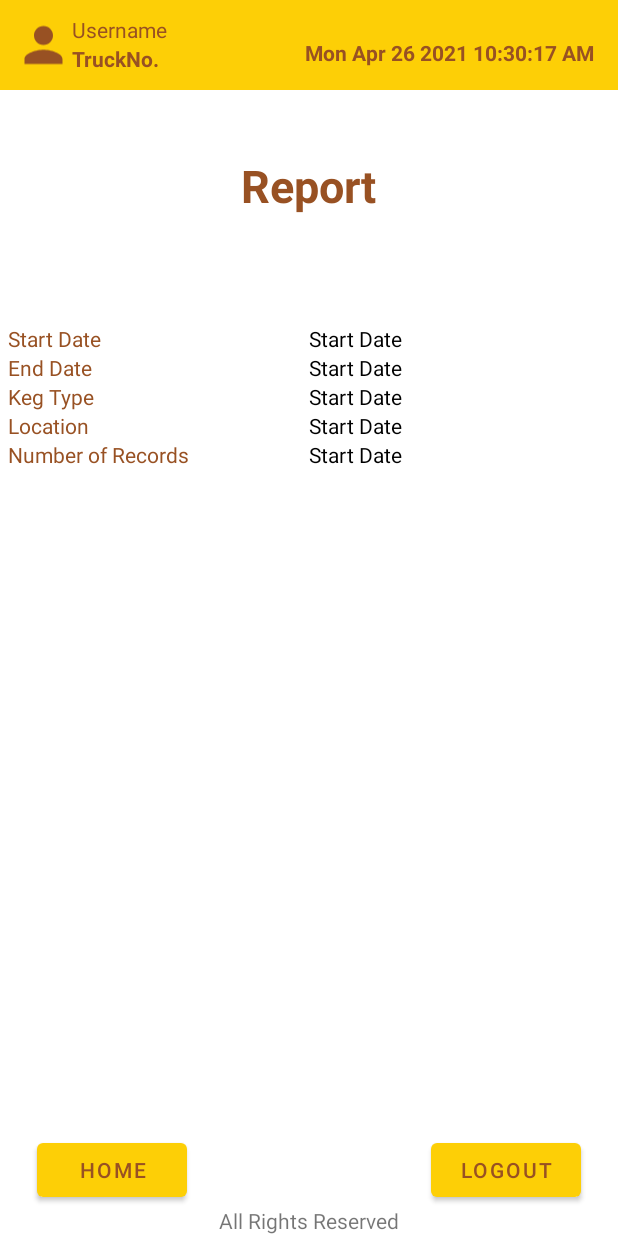
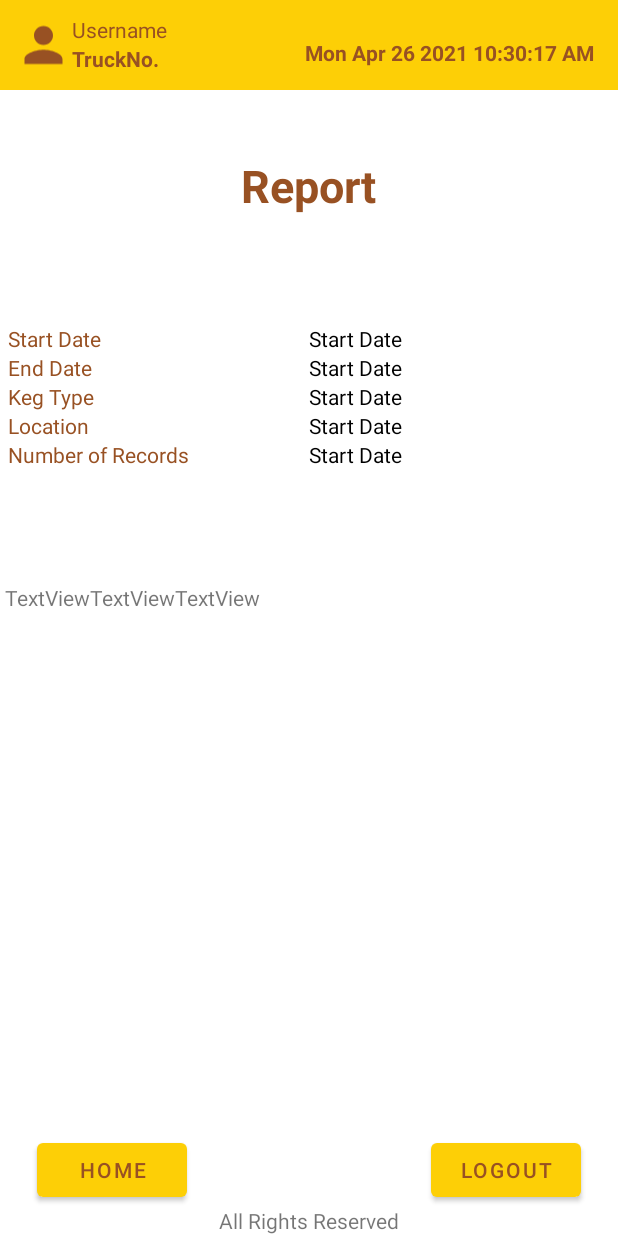
Before and after one commit to DevashishPrasad/BreweryKegTrackAndTrace, an Android app: the layout activity_report_text_view.xml on its own in the app's theme, with its tools: preview values and no code run, on a phone screen of 412 x 824 dp. Run offline under Robolectric (Android 15) with nearby library versions, the phone set to English and light mode, and no system bars; network calls fail.

Commit message:
did somthing

```diff
--- a/app/src/main/java/com/example/brewerykegtrackandtrace/ReportTextView.java
+++ b/app/src/main/java/com/example/brewerykegtrackandtrace/ReportTextView.java
@@ -64,13 +64,13 @@ public class ReportTextView extends AppCompatActivity {
             TextView tagname = new TextView(this);
             TextView nodl = new TextView(this);
 
-            tagSerial.setTextSize(TypedValue.COMPLEX_UNIT_SP,16);
+            tagSerial.setTextSize(TypedValue.COMPLEX_UNIT_SP,12);
             tagSerial.setText(objects.getString("t_asset_tag"));
 
-            tagname.setTextSize(TypedValue.COMPLEX_UNIT_SP,16);
+            tagname.setTextSize(TypedValue.COMPLEX_UNIT_SP,12);
             tagname.setText(objects.getString("t_asset_name"));
 
-            nodl.setTextSize(TypedValue.COMPLEX_UNIT_SP,16);
+            nodl.setTextSize(TypedValue.COMPLEX_UNIT_SP,12);
             nodl.setText(objects.getString("no_days"));
 
             tagserialLL.addView(tagSerial);
--- a/app/src/main/java/com/example/brewerykegtrackandtrace/kCO2.java
+++ b/app/src/main/java/com/example/brewerykegtrackandtrace/kCO2.java
@@ -65,9 +65,9 @@ public class kCO2 extends Fragment {
             mParam2 = getArguments().getString(ARG_PARAM2);
         }
 
-        if(User.disp_list == null)
+        if(User.CO2_list == null)
             return view;
-        if(User.disp_list.size() == 0)
+        if(User.CO2_list.size() == 0)
             return view;
 
 
--- a/app/src/main/res/layout/activity_report_text_view.xml
+++ b/app/src/main/res/layout/activity_report_text_view.xml
@@ -159,26 +159,44 @@
 
             <LinearLayout
                 android:id="@+id/tagserialLL"
-                android:layout_width="0dp"
-                android:layout_weight="2"
+                android:layout_width="wrap_content"
                 android:layout_height="wrap_content"
-                android:orientation="vertical">
+                android:orientation="vertical"
+                android:layout_gravity="left">
 
+                <TextView
+                    android:id="@+id/textView34"
+                    android:layout_width="match_parent"
+                    android:layout_height="wrap_content"
+                    android:text="TextView" />
             </LinearLayout>
 
             <LinearLayout
                 android:id="@+id/tagnameLL"
-                android:layout_width="match_parent"
+                android:layout_width="wrap_content"
                 android:layout_height="wrap_content"
-                android:orientation="vertical"></LinearLayout>
+                android:orientation="vertical">
+
+                <TextView
+                    android:id="@+id/textView35"
+                    android:layout_width="match_parent"
+                    android:layout_height="wrap_content"
+                    android:text="TextView" />
+            </LinearLayout>
 
             <LinearLayout
 
                 android:id="@+id/nodlLL"
-                android:layout_width="match_parent"
+                android:layout_width="wrap_content"
                 android:layout_height="wrap_content"
-                android:orientation="vertical" >
+                android:orientation="vertical"
+                >
 
+                <TextView
+                    android:id="@+id/textView36"
+                    android:layout_width="match_parent"
+                    android:layout_height="wrap_content"
+                    android:text="TextView" />
             </LinearLayout>
         </LinearLayout>
     </ScrollView>
```
